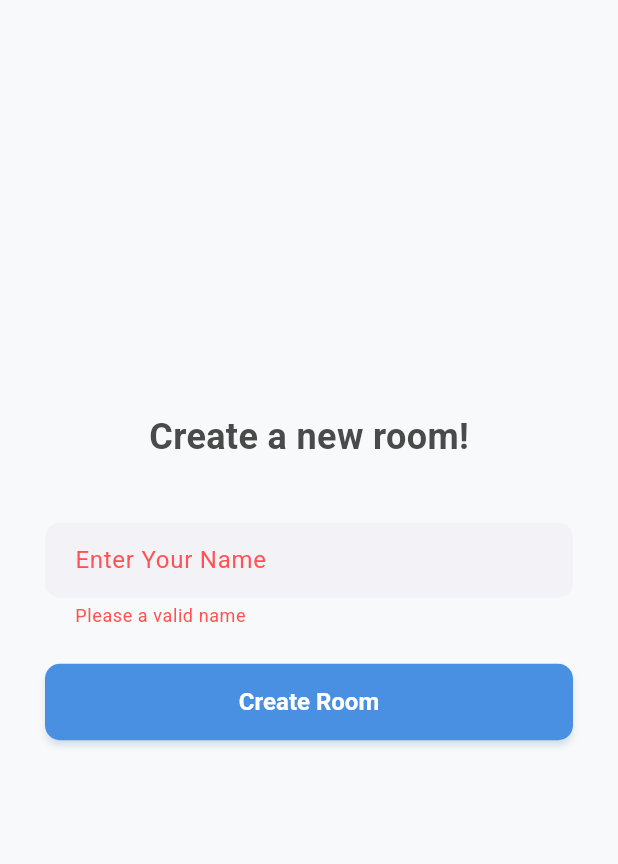
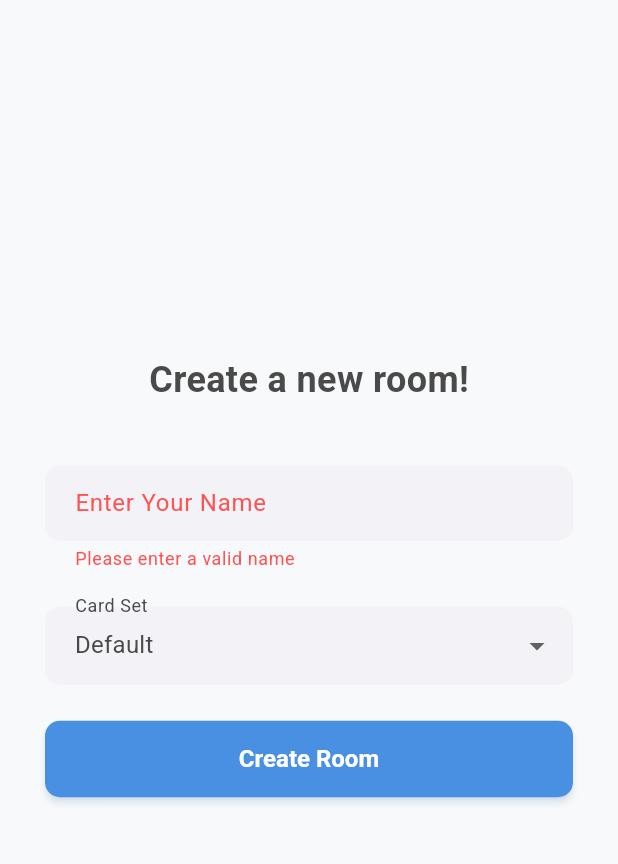
Before and after one commit to jacopocarlini/planning-poker-jc, a Flutter app: the CreateRoomPage screen opened directly, after a tap on "Create Room", on a phone screen of 412 x 824 dp, the part 84-948 px from its top. Run offline on Flutter 3.47's test engine with Material 3 defaults, Android fonts, the phone set to English and light mode, and no system bars; our stand-ins replace firebase_core, firebase_database; missing offline and left inert: dart:html; accounts and stored records are empty; Roboto replaces fonts that are missing (Poppins); statements that could not run were skipped.

Commit message:
set cards value

```diff
--- a/lib/pages/create_room_page.dart
+++ b/lib/pages/create_room_page.dart
@@ -1,8 +1,17 @@
-// --- Create Room Page ---
 import 'package:flutter/material.dart';
-import 'package:poker_planning/services/firebase_service.dart';
+import 'package:poker_planning/services/firebase_service.dart'; // Assicurati che il percorso sia corretto
 import 'package:provider/provider.dart';
 
+// --- Definisci i set di carte disponibili ---
+const Map<String, List<String>> availableCardSets = {
+  'Default': ['0', '1', '2', '3', '5', '8', '13', '?', '☕'],
+  'Fibonacci': ['0', '1', '2', '3', '5', '8', '13', '20', '40', '100', '?', '☕'],
+  'Modified Fibonacci': ['0', '0.5', '1', '2', '3', '5', '8', '13', '20', '?', '☕'],
+  'T-Shirt Sizes': ['XS', 'S', 'M', 'L', 'XL', 'XXL', '?', '☕'],
+  // Aggiungi altri set se necessario
+};
+
+// --- Create Room Page ---
 class CreateRoomPage extends StatefulWidget {
   const CreateRoomPage({Key? key}) : super(key: key);
 
@@ -14,6 +23,9 @@ class _CreateRoomPageState extends State<CreateRoomPage> {
   final TextEditingController _nameController = TextEditingController();
   final _formKey = GlobalKey<FormState>();
   bool _isLoading = false;
+
+  // Stato per memorizzare il nome del set di carte selezionato
+  String _selectedCardSetName = availableCardSets.keys.first; // Default al primo set
 
   @override
   Widget build(BuildContext context) {
@@ -39,23 +51,50 @@ class _CreateRoomPageState extends State<CreateRoomPage> {
                   controller: _nameController,
                   decoration: const InputDecoration(
                     labelText: 'Enter Your Name',
-                    // border: OutlineInputBorder(), // Using theme default
                   ),
                   validator: (value) {
                     if (value == null || value.isEmpty) {
-                      return 'Please a valid name';
+                      return 'Please enter a valid name'; // Messaggio corretto
                     }
                     return null;
                   },
-                  // Aggiungi questa riga:
                   onFieldSubmitted: (_) {
-                    // Chiama la stessa funzione usata dal pulsante
                     if (!_isLoading) {
-                      // Evita doppie chiamate se già in caricamento
                       _createRoom();
                     }
                   },
                 ),
+                const SizedBox(height: 24), // Spazio prima del dropdown
+
+                // --- Dropdown per la selezione del set di carte ---
+                DropdownButtonFormField<String>(
+                  value: _selectedCardSetName,
+                  decoration: const InputDecoration(
+                    labelText: 'Card Set',
+                    // border: OutlineInputBorder(), // Usa il default del tema
+                  ),
+                  items: availableCardSets.keys.map((String setName) {
+                    return DropdownMenuItem<String>(
+                      value: setName,
+                      child: Text(setName),
+                    );
+                  }).toList(),
+                  onChanged: (String? newValue) {
+                    if (newValue != null) {
+                      setState(() {
+                        _selectedCardSetName = newValue;
+                      });
+                    }
+                  },
+                  validator: (value) {
+                    if (value == null || value.isEmpty) {
+                      return 'Please select a card set';
+                    }
+                    return null;
+                  },
+                ),
+                // --- Fine Dropdown ---
+
                 const SizedBox(height: 24),
                 _isLoading
                     ? const CircularProgressIndicator()
@@ -75,25 +114,42 @@ class _CreateRoomPageState extends State<CreateRoomPage> {
   }
 
   Future<void> _createRoom() async {
+    // Valida anche il dropdown ora
     if (_formKey.currentState!.validate()) {
       setState(() {
         _isLoading = true;
       });
-      final firebaseService =
-          Provider.of<RealtimeFirebaseService>(context, listen: false);
+      final firebaseService = Provider.of<RealtimeFirebaseService>(context, listen: false);
       final navigator = Navigator.of(context);
       final messenger = ScaffoldMessenger.of(context);
 
+      // Ottieni la lista di carte effettiva basata sul nome selezionato
+      final List<String>? selectedCards = availableCardSets[_selectedCardSetName];
+
+      // Assicurati che selectedCards non sia null (dovrebbe essere garantito dal dropdown)
+      if (selectedCards == null) {
+        setState(() { _isLoading = false; });
+        messenger.showSnackBar(
+          const SnackBar(content: Text('Invalid card set selected.'), backgroundColor: Colors.red),
+        );
+        return;
+      }
+
+
       try {
-        final room =
-            await firebaseService.createRoom(creatorName: _nameController.text);
-        // Navigate to the room, passing necessary details
+        // Passa il set di carte selezionato al service
+        final room = await firebaseService.createRoom(
+          creatorName: _nameController.text,
+          cardValues: selectedCards, // Passa il set di carte
+        );
         navigator.pushReplacementNamed(
-          '/room/${room.id}', // Use path parameter for consistency
+          '/room/${room.id}',
           arguments: {
             'roomId': room.id,
             'participantId': room.creatorId,
             'userName': _nameController.text,
+            // Non c'è bisogno di passare di nuovo le carte qui,
+            // la RoomPage le leggerà da Firebase usando l'ID della stanza.
           },
         );
       } catch (e) {
@@ -106,7 +162,6 @@ class _CreateRoomPageState extends State<CreateRoomPage> {
               backgroundColor: Colors.red),
         );
       }
-      // No need to set isLoading back to false if navigation succeeds
     }
   }
 
--- a/lib/pages/join_room_page.dart
+++ b/lib/pages/join_room_page.dart
@@ -48,7 +48,7 @@ class _JoinRoomPageState extends State<JoinRoomPage> {
                       ),
                       validator: (value) {
                         if (value == null || value.isEmpty) {
-                          return 'Please a valid name';
+                          return 'Please enter a valid name';
                         }
                         return null;
                       },
--- a/lib/pages/planning_room_page.dart
+++ b/lib/pages/planning_room_page.dart
@@ -811,7 +811,7 @@ class _PlanningRoomState extends State<PlanningRoom> {
                 ),
                 validator: (value) {
                   if (value == null || value.isEmpty || value.trim().isEmpty) {
-                    return 'Please a valid name';
+                    return 'Please enter a valid name';
                   }
                   return null;
                 },
--- a/lib/services/firebase_service.dart
+++ b/lib/services/firebase_service.dart
@@ -34,7 +34,7 @@ class RealtimeFirebaseService {
   }
 
   // Create a new room
-  Future<Room> createRoom({required String creatorName}) async {
+  Future<Room> createRoom({required String creatorName, required List<String> cardValues}) async {
     print("Creating real Firebase room for $creatorName...");
 
     final creatorId = _generateUserId(); // ID casuale per il creatore
@@ -47,7 +47,8 @@ class RealtimeFirebaseService {
     final newRoom = Room(
       id: roomId,
       creatorId: creatorId,
-      participants: [creator], // Inizia con il creatore
+      participants: [creator], // Inizia con il creatore,
+      cardValues: cardValues
     );
 
     try {
@@ -91,8 +92,7 @@ class RealtimeFirebaseService {
       if (!updatedSnapshot.exists)
         return null; // Stanza eliminata nel frattempo?
 
-      print(
-          "$participantName ($participantId) joined real room $roomId");
+      print("$participantName ($participantId) joined real room $roomId");
       return Room.fromSnapshot(updatedSnapshot); // Ritorna la stanza aggiornata
     } catch (e) {
       print("Error joining room $roomId: $e");
@@ -112,8 +112,7 @@ class RealtimeFirebaseService {
     return roomRef.onValue.map((event) {
       final snapshot = event.snapshot;
       if (!snapshot.exists || snapshot.value == null) {
-        print(
-            "Snapshot for room $roomId doesn't exist or is null in stream.");
+        print("Snapshot for room $roomId doesn't exist or is null in stream.");
         throw Exception("Room $roomId not found or has been deleted.");
       }
       try {
@@ -140,8 +139,7 @@ class RealtimeFirebaseService {
       {required String roomId,
       required String participantId,
       required String? vote}) async {
-    print(
-        "Submitting real vote '$vote' for $participantId in room $roomId...");
+    print("Submitting real vote '$vote' for $participantId in room $roomId...");
     // Riferimento diretto al campo 'vote' di quel partecipante
     final voteRef =
         _getRoomRef(roomId).child('participants/$participantId/vote');
@@ -364,7 +362,8 @@ class RealtimeFirebaseService {
     }
   }
 
-  Future<void> updateParticipantName(String roomId, String participantId, String newName) async {
+  Future<void> updateParticipantName(
+      String roomId, String participantId, String newName) async {
     if (roomId.isEmpty) {
       print("Error: Cannot update participant name with empty roomId.");
       throw ArgumentError("Room ID cannot be empty.");
@@ -373,27 +372,29 @@ class RealtimeFirebaseService {
       print("Error: Cannot update participant name with empty participantId.");
       throw ArgumentError("Participant ID cannot be empty.");
     }
-    final trimmedNewName = newName.trim(); // Rimuovi spazi bianchi iniziali/finali
+    final trimmedNewName =
+        newName.trim(); // Rimuovi spazi bianchi iniziali/finali
     if (trimmedNewName.isEmpty) {
       print("Error: Cannot update participant name to an empty string.");
       throw ArgumentError("New name cannot be empty or just whitespace.");
     }
 
-    print("Attempting to update participant $participantId in room $roomId to name '$trimmedNewName'...");
+    print(
+        "Attempting to update participant $participantId in room $roomId to name '$trimmedNewName'...");
 
     // 2. Riferimento al campo 'name' specifico del partecipante
     final DatabaseReference participantNameRef =
-    _getRoomRef(roomId).child('participants/$participantId/name');
+        _getRoomRef(roomId).child('participants/$participantId/name');
 
     try {
       // 3. Esegui l'aggiornamento usando set() sul riferimento specifico del nome
       // Questo sovrascrive solo il valore del campo 'name'.
       await participantNameRef.set(trimmedNewName);
-      print("Successfully updated name for participant $participantId in room $roomId.");
-
-
+      print(
+          "Successfully updated name for participant $participantId in room $roomId.");
     } catch (e) {
-      print("Error updating name for participant $participantId in room $roomId: $e");
+      print(
+          "Error updating name for participant $participantId in room $roomId: $e");
       // Rilancia l'eccezione per farla gestire dal chiamante (es. UI)
       throw Exception("Database error updating participant name: $e");
     }
```
Also changed, not shown: pubspec.lock. Lines whose indentation alone changed are shown as unchanged.
